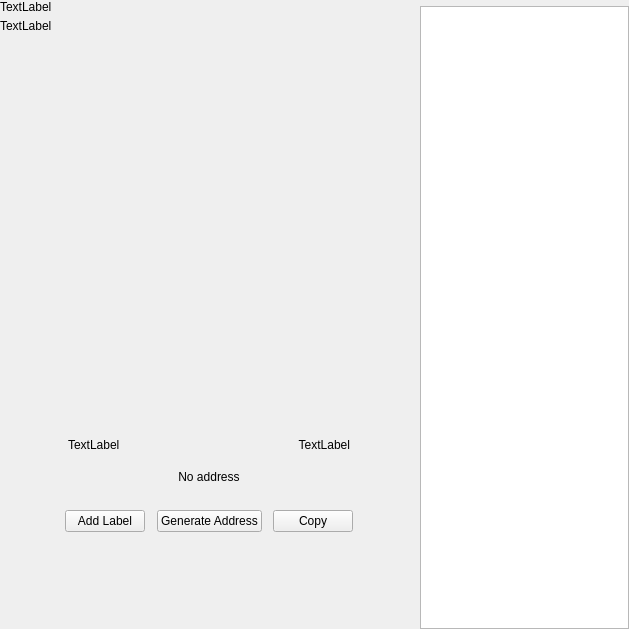
Before: the Qt Designer form src/qt/eros/forms/receivewidget.ui in ErosCore/ErosCore, drawn with Qt 5.
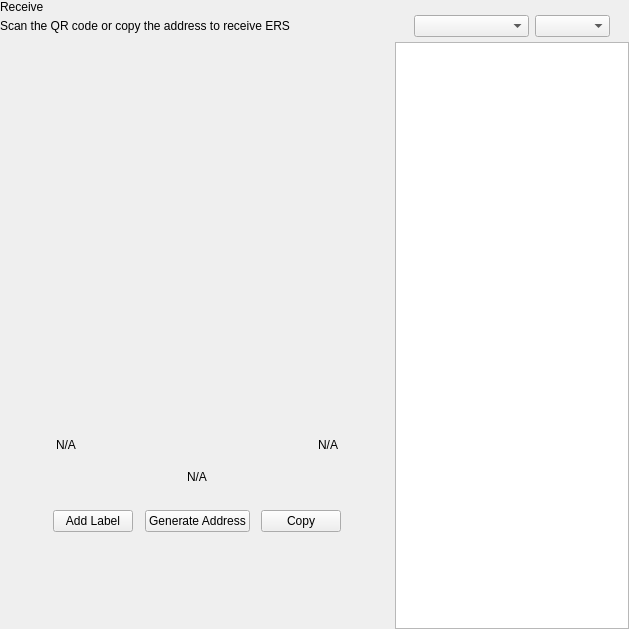
After: the same form once the commit is applied. Custom widgets are drawn as their Qt base class.

```diff
--- a/src/qt/eros/forms/receivewidget.ui
+++ b/src/qt/eros/forms/receivewidget.ui
@@ -71,14 +71,14 @@
             <item>
              <widget class="QLabel" name="labelTitle">
               <property name="text">
-               <string>TextLabel</string>
+               <string>Receive</string>
               </property>
              </widget>
             </item>
             <item alignment="Qt::AlignTop">
              <widget class="QLabel" name="labelSubtitle1">
               <property name="text">
-               <string>TextLabel</string>
+               <string>Scan the QR code or copy the address to receive ERS</string>
               </property>
              </widget>
             </item>
@@ -190,7 +190,7 @@
               <item>
                <widget class="QLabel" name="labelLabel">
                 <property name="text">
-                 <string>TextLabel</string>
+                 <string notr="true">N/A</string>
                 </property>
                </widget>
               </item>
@@ -210,7 +210,7 @@
               <item>
                <widget class="QLabel" name="labelDate">
                 <property name="text">
-                 <string>TextLabel</string>
+                 <string notr="true">N/A</string>
                 </property>
                 <property name="alignment">
                  <set>Qt::AlignRight|Qt::AlignTrailing|Qt::AlignVCenter</set>
@@ -235,7 +235,7 @@
               </size>
              </property>
              <property name="text">
-              <string>No address</string>
+              <string notr="true">N/A</string>
              </property>
              <property name="alignment">
               <set>Qt::AlignCenter</set>
@@ -384,6 +384,66 @@
           </item>
          </layout>
         </item>
+        <item>
+         <widget class="QWidget" name="sortWidget" native="true">
+          <layout class="QHBoxLayout" name="horizontalLayout_6">
+           <property name="leftMargin">
+            <number>19</number>
+           </property>
+           <property name="rightMargin">
+            <number>19</number>
+           </property>
+           <property name="bottomMargin">
+            <number>5</number>
+           </property>
+           <item>
+            <spacer name="horizontalSpacer_3">
+             <property name="orientation">
+              <enum>Qt::Horizontal</enum>
+             </property>
+             <property name="sizeHint" stdset="0">
+              <size>
+               <width>40</width>
+               <height>20</height>
+              </size>
+             </property>
+            </spacer>
+           </item>
+           <item>
+            <widget class="QComboBox" name="comboBoxSort">
+             <property name="sizePolicy">
+              <sizepolicy hsizetype="Preferred" vsizetype="Fixed">
+               <horstretch>0</horstretch>
+               <verstretch>0</verstretch>
+              </sizepolicy>
+             </property>
+             <property name="minimumSize">
+              <size>
+               <width>115</width>
+               <height>0</height>
+              </size>
+             </property>
+            </widget>
+           </item>
+           <item>
+            <widget class="QComboBox" name="comboBoxSortOrder">
+             <property name="sizePolicy">
+              <sizepolicy hsizetype="Preferred" vsizetype="Fixed">
+               <horstretch>0</horstretch>
+               <verstretch>0</verstretch>
+              </sizepolicy>
+             </property>
+             <property name="minimumSize">
+              <size>
+               <width>75</width>
+               <height>0</height>
+              </size>
+             </property>
+            </widget>
+           </item>
+          </layout>
+         </widget>
+        </item>
         <item>
          <widget class="QListView" name="listViewAddress"/>
         </item>
```
